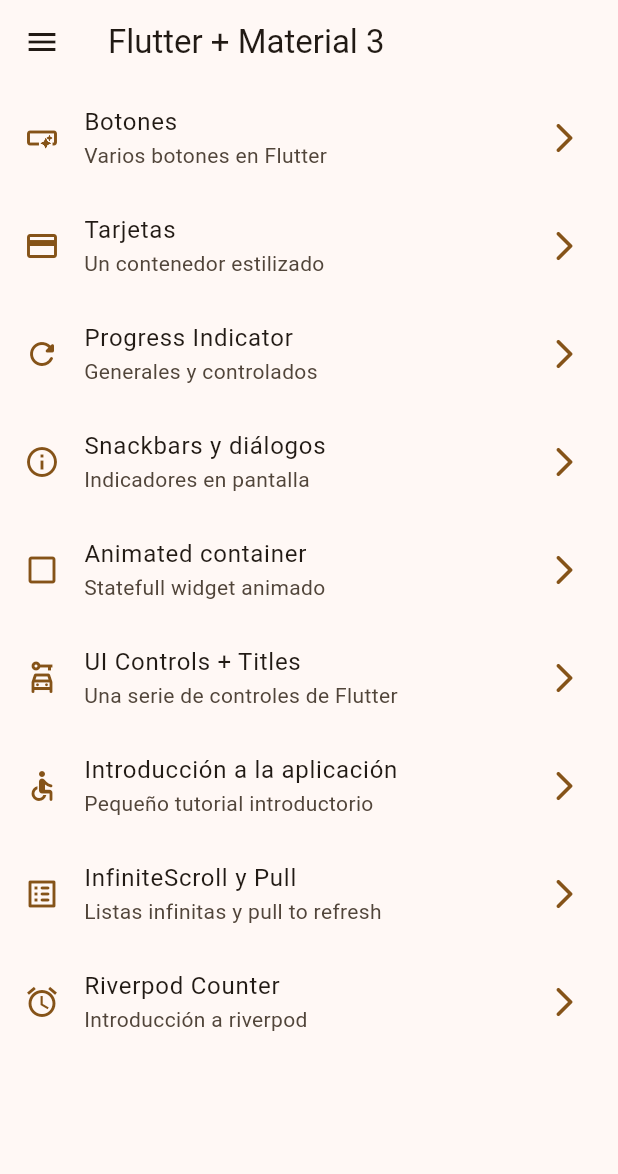
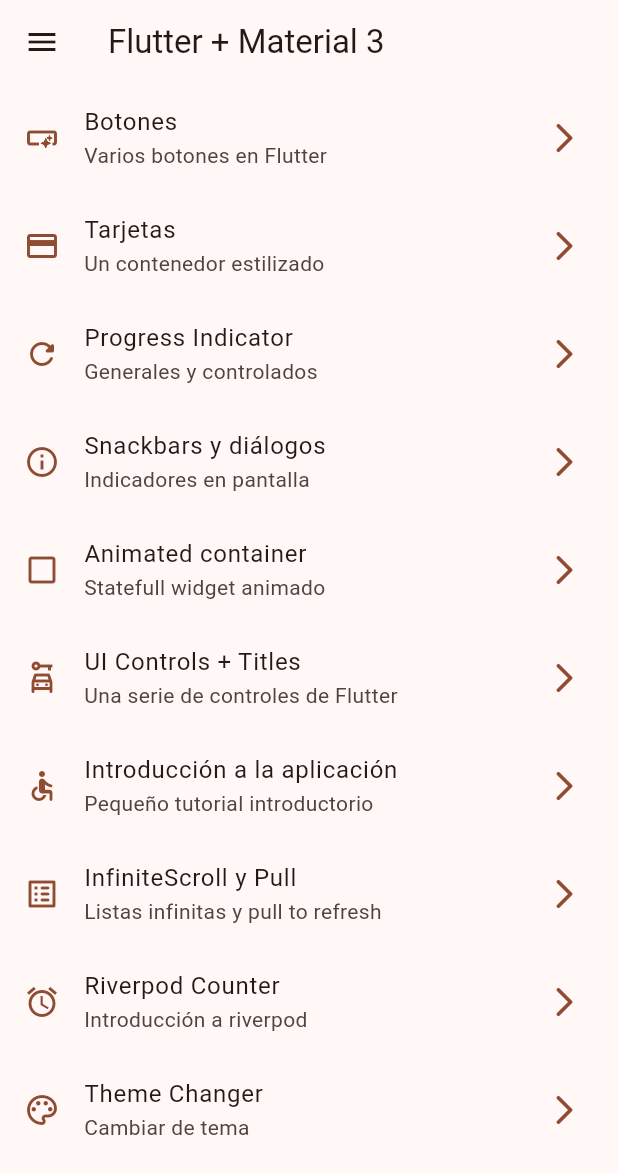
Before and after one commit to PabloVegaFundador/CursoFlutter, a Flutter app: the screen it shows after launch, on a phone screen of 412 x 824 dp. Shown: the top 1174 px of the screen. Run offline on Flutter 3.47's test engine with Material 3 defaults, Android fonts, the phone set to English and light mode, and no system bars; our stand-ins replace animate_do, dio, flutter_riverpod, go_router, video_player.

Commit message:
Agregar pantalla de cambio de tema y soporte para modo oscuro

```diff
--- a/widgets_app/lib/config/menu/menu_items.dart
+++ b/widgets_app/lib/config/menu/menu_items.dart
@@ -69,4 +69,10 @@ const appMenuItems = <MenuItem>[
     link: '/counter-screen',
     icon: Icons.alarm,
   ),
+  MenuItem(
+    title: 'Theme Changer',
+    subTitle: 'Cambiar de tema',
+    link: '/theme-changer',
+    icon: Icons.color_lens_outlined,
+  ),
 ];
--- a/widgets_app/lib/config/router/app_router.dart
+++ b/widgets_app/lib/config/router/app_router.dart
@@ -1,5 +1,6 @@
 import 'package:go_router/go_router.dart';
 import 'package:widgets_app/presentations/screens/counter/counter_screen.dart';
+import 'package:widgets_app/presentations/screens/theme_changer/theme_changer_screen.dart';
 
 import '../../presentations/screens/screens.dart';
 
@@ -57,5 +58,10 @@ final appRouter = GoRouter(
       name: CounterScreen.name,
       builder: (context, state) => const CounterScreen(),
     ),
+    GoRoute(
+      path: '/theme-changer',
+      name: ThemeChangerScreen.name,
+      builder: (context, state) => const ThemeChangerScreen(),
+    ),
   ],
 );
--- a/widgets_app/lib/config/theme/app_theme.dart
+++ b/widgets_app/lib/config/theme/app_theme.dart
@@ -2,7 +2,7 @@ import 'package:flutter/material.dart';
 
 const colorList = <Color>[
   Colors.pink,
-  Colors.white,
+  Colors.brown,
   Colors.purple,
   Colors.blue,
   Colors.green,
@@ -12,8 +12,9 @@ const colorList = <Color>[
 
 class AppTheme {
   final int selectedColor;
+  final bool isDarkMode;
 
-  AppTheme({this.selectedColor = 0})
+  AppTheme({this.selectedColor = 0, this.isDarkMode = false})
     : assert(selectedColor >= 0, "Selected color must be greather than 0"),
       assert(
         selectedColor < colorList.length,
@@ -21,10 +22,9 @@ class AppTheme {
       );
 
   ThemeData getTheme() => ThemeData(
-        useMaterial3: true,
-        colorSchemeSeed: colorList[selectedColor],
-        appBarTheme: AppBarTheme(
-          centerTitle: false
-        )
-        );
+    useMaterial3: true,
+    brightness: isDarkMode ? Brightness.dark: Brightness.light,
+    colorSchemeSeed: colorList[selectedColor],
+    appBarTheme: AppBarTheme(centerTitle: false),
+  );
 }
--- a/widgets_app/lib/main.dart
+++ b/widgets_app/lib/main.dart
@@ -2,22 +2,26 @@ import 'package:flutter/material.dart';
 import 'package:flutter_riverpod/flutter_riverpod.dart';
 import 'package:widgets_app/config/router/app_router.dart';
 import 'package:widgets_app/config/theme/app_theme.dart';
+import 'package:widgets_app/presentations/providers/theme_provider.dart';
 
 void main() {
   runApp(const ProviderScope(child: MyApp()));
 }
 
-class MyApp extends StatelessWidget {
+class MyApp extends ConsumerWidget {
   const MyApp({super.key});
 
   // This widget is the root of your application.
   @override
-  Widget build(BuildContext context) {
+  Widget build(BuildContext context, ref) {
+    final selectedColor = ref.watch(selectedColorProvider);
+    final isDarkMode = ref.watch(isDarkModeProvider);
+
     return MaterialApp.router(
       title: 'Flutter Widgets',
       routerConfig: appRouter,
       debugShowCheckedModeBanner: false,
-      theme: AppTheme(selectedColor: 6).getTheme(),
+      theme: AppTheme(selectedColor: selectedColor, isDarkMode: isDarkMode).getTheme(),
     );
   }
 }
--- /dev/null
+++ b/widgets_app/lib/presentations/providers/theme_provider.dart
@@ -0,0 +1,10 @@
+import 'package:flutter_riverpod/flutter_riverpod.dart';
+import 'package:widgets_app/config/theme/app_theme.dart';
+
+//Lista de colores inmutables
+final colorListProvider = Provider((ref) => colorList);
+
+final isDarkModeProvider = StateProvider((ref) => false);
+
+
+final selectedColorProvider = StateProvider((ref) => 1);
--- a/widgets_app/lib/presentations/screens/screens.dart
+++ b/widgets_app/lib/presentations/screens/screens.dart
@@ -1,3 +1,4 @@
+export 'package:widgets_app/presentations/screens/theme_changer/theme_changer_screen.dart';
 export 'package:widgets_app/presentations/screens/counter/counter_screen.dart';
 export 'package:widgets_app/presentations/screens/animated/animated_screen.dart';
 export 'package:widgets_app/presentations/screens/app_tutorial/app_tutorial_screen.dart';
```
Also changed, not shown: widgets_app/lib/presentations/screens/counter/counter_screen.dart (+22 -2 lines), widgets_app/lib/presentations/screens/theme_changer/theme_changer_screen.dart (added, +58 -0 lines).
